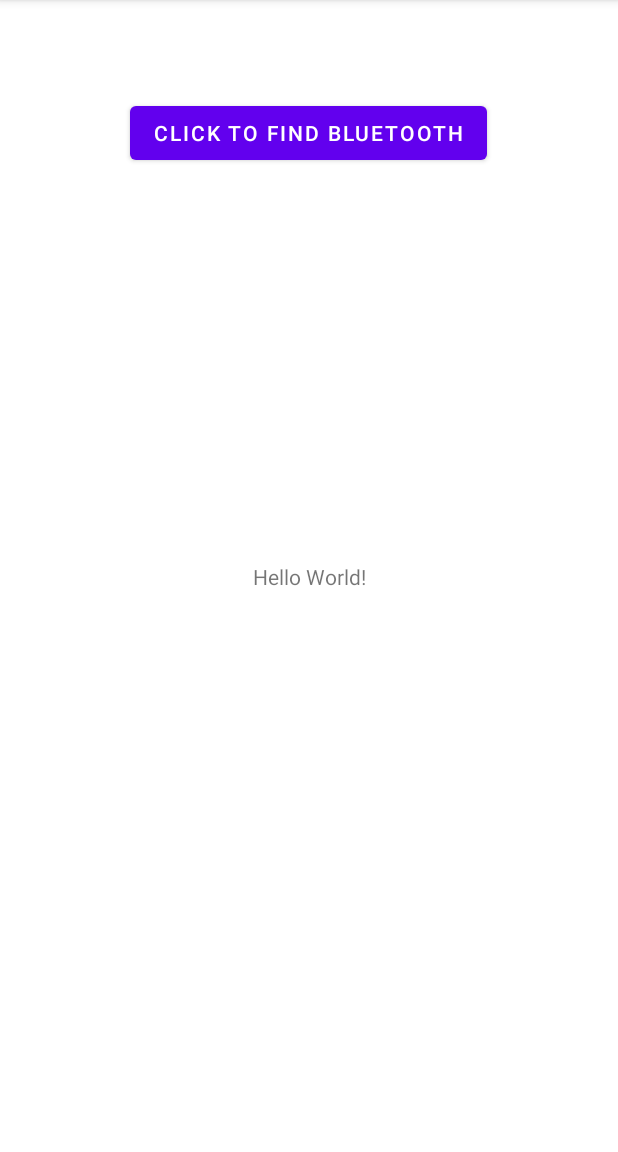
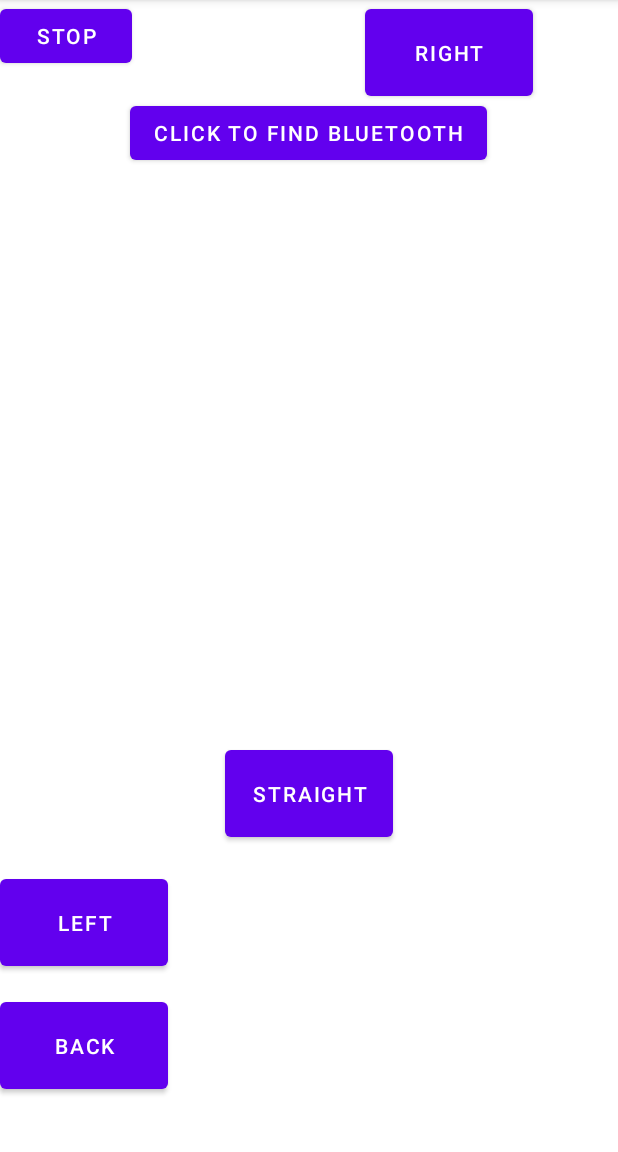
Before and after one commit to monleak/BluetoothConnect, an Android app: the screen it shows after launch (MainActivity), on a phone screen of 412 x 824 dp, the part 84-1236 px from its top. Run offline under Robolectric (Android 15) with nearby library versions, the phone set to English and light mode, and no system bars.

Commit message:
add button

```diff
--- a/app/src/main/java/com/example/myapplication/MainActivity.java
+++ b/app/src/main/java/com/example/myapplication/MainActivity.java
@@ -10,6 +10,7 @@ import android.content.IntentFilter;
 import android.os.Bundle;
 import android.view.View;
 import android.widget.Button;
+import android.widget.Switch;
 import android.widget.Toast;
 
 import androidx.appcompat.app.AppCompatActivity;
@@ -25,6 +26,8 @@ public class MainActivity extends AppCompatActivity {
     private BluetoothAdapter bluetoothAdapter;
     private BluetoothDevice hc05Device;
     private ConnectThread connectThread;
+
+    public static OutputStream outputStream;
 
     @Override
     protected void onCreate(Bundle savedInstanceState) {
@@ -54,8 +57,65 @@ public class MainActivity extends AppCompatActivity {
                 startBluetoothConnection();
             }
         });
+
+        Button stopButton = findViewById(R.id.btnSTOP);
+        stopButton.setOnClickListener(new View.OnClickListener(){
+            @Override
+            public void onClick(View v){
+                sendDataToRemoteDevice("0");
+            }
+        });
+
+        Button straightButton = findViewById(R.id.btnSTRAIGHT);
+        straightButton.setOnClickListener(new View.OnClickListener(){
+            @Override
+            public void onClick(View v){
+                sendDataToRemoteDevice("5");
+            }
+        });
+        Button rightButton = findViewById(R.id.btnRIGHT);
+        rightButton.setOnClickListener(new View.OnClickListener(){
+            @Override
+            public void onClick(View v){
+                sendDataToRemoteDevice("2");
+            }
+        });
+        Button leftButton = findViewById(R.id.btnLEFT);
+        leftButton.setOnClickListener(new View.OnClickListener(){
+            @Override
+            public void onClick(View v){
+                sendDataToRemoteDevice("3");
+            }
+        });
+        Button backButton = findViewById(R.id.btnBACK);
+        backButton.setOnClickListener(new View.OnClickListener(){
+            @Override
+            public void onClick(View v){
+                sendDataToRemoteDevice("4");
+            }
+        });
+        Switch autoSwitch = findViewById(R.id.switchAUTO);
+        autoSwitch.setOnClickListener(new View.OnClickListener(){
+            @Override
+            public void onClick(View v){
+                if(autoSwitch.isActivated()){
+                    sendDataToRemoteDevice("1");
+                }else{
+                    sendDataToRemoteDevice("0");
+                }
+            }
+        });
+
     }
+    private void sendDataToRemoteDevice(String data) {
+        if(outputStream != null){
+            try{
+                outputStream.write(data.getBytes());
+            }catch(Exception e){
 
+            }
+        }
+    }
     private void startBluetoothConnection() {
         // Tìm thiết bị HC-05 đã ghép nối trước đó (paired devices)
         Set<BluetoothDevice> pairedDevices = bluetoothAdapter.getBondedDevices();
@@ -117,15 +177,15 @@ public class MainActivity extends AppCompatActivity {
                 if (mmSocket.isConnected()) {
                     try {
                         // Lấy OutputStream từ BluetoothSocket để gửi dữ liệu
-                        OutputStream outputStream = mmSocket.getOutputStream();
+                        MainActivity.outputStream = mmSocket.getOutputStream();
 
-                        // Chuỗi dữ liệu cần gửi
-                        String dataToSend = "3";
-
-                        // Gửi dữ liệu qua OutputStream
-                        outputStream.write(dataToSend.getBytes());
-
-                        // Bạn có thể thêm các xử lý khác sau khi gửi dữ liệu thành công
+//                        // Chuỗi dữ liệu cần gửi
+//                        String dataToSend = "3";
+//
+//                        // Gửi dữ liệu qua OutputStream
+//                        outputStream.write(dataToSend.getBytes());
+//
+//                        // Bạn có thể thêm các xử lý khác sau khi gửi dữ liệu thành công
                     } catch (IOException e) {
                         e.printStackTrace();
                         runOnUiThread(new Runnable() {
--- a/app/src/main/res/layout/activity_main.xml
+++ b/app/src/main/res/layout/activity_main.xml
@@ -5,15 +5,6 @@
     android:layout_width="match_parent"
     android:layout_height="match_parent"
     tools:context=".MainActivity">
-
-    <TextView
-        android:layout_width="wrap_content"
-        android:layout_height="wrap_content"
-        android:text="Hello World!"
-        app:layout_constraintBottom_toBottomOf="parent"
-        app:layout_constraintLeft_toLeftOf="parent"
-        app:layout_constraintRight_toRightOf="parent"
-        app:layout_constraintTop_toTopOf="parent" />
 
     <Button
         android:layout_width="wrap_content"
@@ -27,4 +18,61 @@
         app:layout_constraintTop_toTopOf="parent"
         app:layout_constraintVertical_bias="0.09" />
 
+    <Button
+        android:id="@+id/btnSTRAIGHT"
+        android:layout_width="112dp"
+        android:layout_height="70dp"
+        android:layout_marginStart="149dp"
+        android:layout_marginEnd="150dp"
+        android:layout_marginBottom="98dp"
+        android:text="STRAIGHT"
+        app:layout_constraintBottom_toTopOf="@+id/btnBACK"
+        app:layout_constraintEnd_toEndOf="parent"
+        app:layout_constraintStart_toStartOf="parent" />
+
+    <Button
+        android:id="@+id/btnBACK"
+        android:layout_width="112dp"
+        android:layout_height="70dp"
+        android:layout_marginBottom="36dp"
+        android:text="BACK"
+        app:layout_constraintBottom_toBottomOf="parent"
+        tools:layout_editor_absoluteX="149dp" />
+
+    <Button
+        android:id="@+id/btnLEFT"
+        android:layout_width="112dp"
+        android:layout_height="70dp"
+        android:layout_marginBottom="118dp"
+        android:text="LEFT"
+        app:layout_constraintBottom_toBottomOf="parent"
+        tools:layout_editor_absoluteX="37dp" />
+
+    <Button
+        android:id="@+id/btnRIGHT"
+        android:layout_width="112dp"
+        android:layout_height="70dp"
+        android:layout_marginStart="112dp"
+        android:layout_marginEnd="38dp"
+        android:text="RIGHT"
+        app:layout_constraintEnd_toEndOf="parent"
+        app:layout_constraintStart_toEndOf="@+id/btnLEFT"
+        tools:layout_editor_absoluteY="543dp" />
+
+    <Button
+        android:id="@+id/btnSTOP"
+        android:layout_width="wrap_content"
+        android:layout_height="wrap_content"
+        android:text="STOP"
+        tools:layout_editor_absoluteX="37dp"
+        tools:layout_editor_absoluteY="371dp" />
+
+    <Switch
+        android:id="@+id/switchAUTO"
+        android:layout_width="94dp"
+        android:layout_height="47dp"
+        android:text="AUTO"
+        tools:layout_editor_absoluteX="279dp"
+        tools:layout_editor_absoluteY="372dp" />
+
 </androidx.constraintlayout.widget.ConstraintLayout>
```
